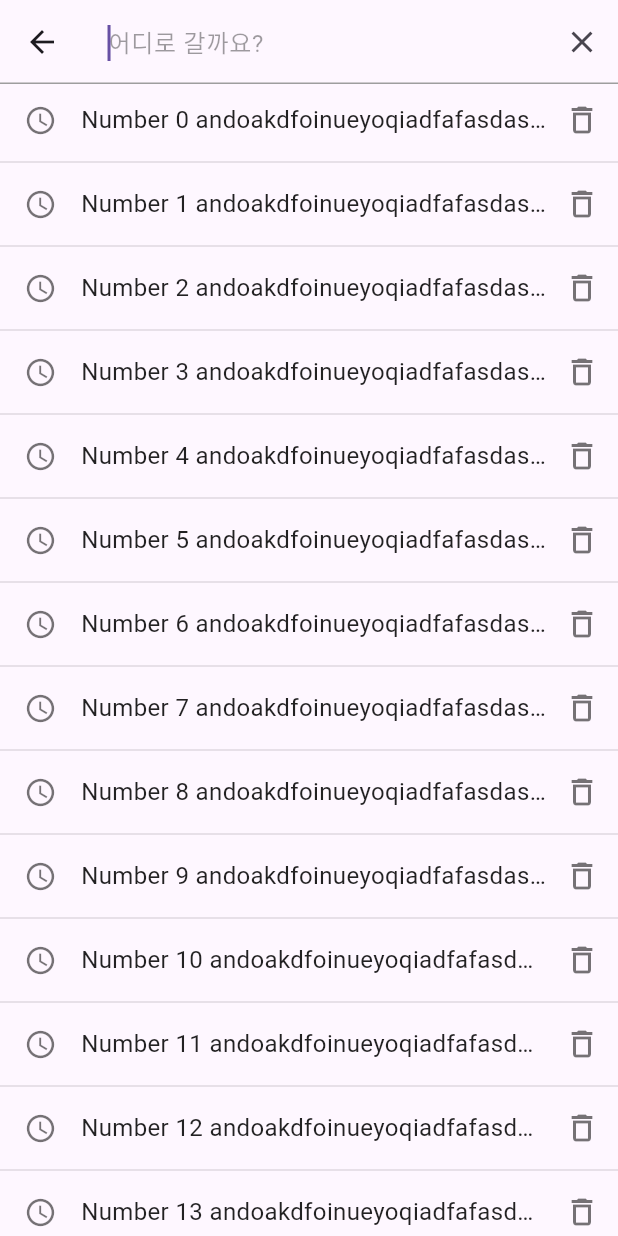
After one commit to Ulim567/2024_MAD_Project, a Flutter app: the SearchMapPage screen opened by its route, on a phone screen of 412 x 824 dp. The commit adds this screen. Run offline on Flutter 3.47's test engine with Material 3 defaults, Android fonts, the phone set to English and light mode, and no system bars; our stand-ins replace cloud_firestore, firebase_auth, firebase_core, geolocator, google_maps_flutter, google_sign_in; accounts and stored records are empty; network calls fail.

Commit message:
add search map page

```diff
--- /dev/null
+++ b/moblie_app_project/devtools_options.yaml
@@ -0,0 +1,3 @@
+description: This file stores settings for Dart & Flutter DevTools.
+documentation: https://docs.flutter.dev/tools/devtools/extensions#configure-extension-enablement-states
+extensions:
--- a/moblie_app_project/lib/app.dart
+++ b/moblie_app_project/lib/app.dart
@@ -3,6 +3,7 @@ import 'package:moblie_app_project/googlemap.dart';
 
 import 'login.dart';
 import 'home.dart';
+import 'search.dart';
 
 class MyApp extends StatelessWidget {
   const MyApp({super.key});
@@ -15,6 +16,7 @@ class MyApp extends StatelessWidget {
       routes: {
         '/map': (BuildContext context) => const GoogleTempPage(),
         '/login': (BuildContext context) => const LoginPage(),
+        '/search': (BuildContext context) => const SearchMapPage(),
         '/': (BuildContext context) => const Home(),
       },
       theme: ThemeData.light(useMaterial3: true),
--- a/moblie_app_project/lib/home.dart
+++ b/moblie_app_project/lib/home.dart
@@ -71,13 +71,19 @@ class _HomePageState extends State<HomePage> {
           const SizedBox(
             height: 20,
           ),
-          const TextField(
+          GestureDetector(
+            onTap: () {
+              Navigator.pushNamed(context, '/search');
+            },
+            child: const TextField(
+              enabled: false,
               decoration: InputDecoration(
                 prefixIcon: Icon(Icons.menu),
                 suffixIcon: Icon(Icons.search),
                 border: OutlineInputBorder(
                     borderRadius: BorderRadius.all(Radius.circular(15))),
                 hintText: '어디로 갈까요?',
+              ),
             ),
           ),
           Expanded(child: Container()),
--- /dev/null
+++ b/moblie_app_project/lib/search.dart
@@ -0,0 +1,86 @@
+import 'package:flutter/material.dart';
+
+class SearchMapPage extends StatefulWidget {
+  const SearchMapPage({super.key});
+
+  @override
+  State<SearchMapPage> createState() => _SearchMapPageState();
+}
+
+class _SearchMapPageState extends State<SearchMapPage> {
+  final TextEditingController _searchContent = TextEditingController();
+
+  @override
+  Widget build(BuildContext context) {
+    return Scaffold(
+        appBar: AppBar(
+          shape: const Border(
+            bottom: BorderSide(
+              color: Colors.grey,
+              width: 1,
+            ),
+          ),
+          leading: IconButton(
+            icon: const Icon(Icons.arrow_back),
+            onPressed: () {
+              Navigator.pop(context);
+            },
+          ),
+          title: TextField(
+            controller: _searchContent,
+            decoration: const InputDecoration(
+                hintText: '어디로 갈까요?',
+                border: InputBorder.none,
+                hintStyle: TextStyle(color: Colors.black38)),
+            autofocus: true,
+          ),
+          actions: [
+            IconButton(
+              icon: const Icon(Icons.close),
+              onPressed: () {
+                _searchContent.text = "";
+              },
+            ),
+          ],
+        ),
+        body: ListView.separated(
+          padding: EdgeInsets.zero,
+          itemCount: 100,
+          itemBuilder: (BuildContext ctx, int idx) {
+            return Row(
+              children: [
+                const Padding(
+                  padding: EdgeInsets.fromLTRB(16, 0, 16, 0),
+                  child: Icon(
+                    Icons.schedule,
+                    color: Colors.black54,
+                    size: 22,
+                  ),
+                ),
+                Expanded(
+                  child: Text(
+                    "Number $idx andoakdfoinueyoqiadfafasdasfweunyoi",
+                    style: const TextStyle(fontSize: 16, color: Colors.black87),
+                    overflow: TextOverflow.ellipsis,
+                  ),
+                ),
+                IconButton(
+                  onPressed: () {
+                    print("Delete!");
+                  },
+                  icon: const Icon(Icons.delete_outlined),
+                  color: Colors.black54,
+                )
+              ],
+            );
+          },
+          separatorBuilder: (BuildContext ctx, int idx) {
+            return const Divider(
+              height: 8,
+              thickness: 1,
+              color: Colors.black12,
+            );
+          },
+        ));
+  }
+}
```
Lines whose indentation alone changed are shown as unchanged.
